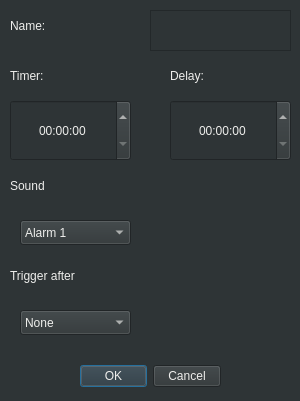
Before: the Qt Designer form Lab2/addtimerdialog.ui in JustTaya/uniProjects_secondYear, drawn with Qt 5.
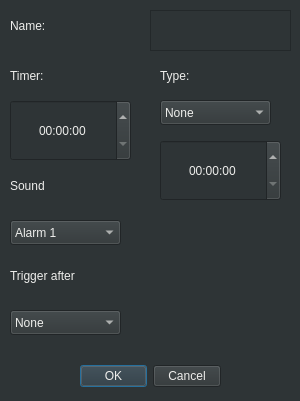
After: the same form once the commit is applied.

Commit message: Finished edit button for timers.

Diff of the .ui file:
```diff
--- a/Lab2/addtimerdialog.ui
+++ b/Lab2/addtimerdialog.ui
@@ -65,21 +65,21 @@
   <widget class="QLabel" name="label_2">
    <property name="geometry">
     <rect>
-     <x>170</x>
+     <x>160</x>
      <y>60</y>
      <width>111</width>
      <height>31</height>
     </rect>
    </property>
    <property name="text">
-    <string>Delay:</string>
+    <string>Type:</string>
    </property>
   </widget>
   <widget class="QTimeEdit" name="Delay">
    <property name="geometry">
     <rect>
-     <x>170</x>
-     <y>100</y>
+     <x>160</x>
+     <y>140</y>
      <width>121</width>
      <height>61</height>
     </rect>
@@ -94,7 +94,7 @@
   <widget class="QComboBox" name="Alarms">
    <property name="geometry">
     <rect>
-     <x>20</x>
+     <x>10</x>
      <y>220</y>
      <width>111</width>
      <height>25</height>
@@ -145,7 +145,7 @@
   <widget class="QComboBox" name="Timers">
    <property name="geometry">
     <rect>
-     <x>20</x>
+     <x>10</x>
      <y>310</y>
      <width>111</width>
      <height>25</height>
@@ -180,6 +180,31 @@
     </rect>
    </property>
   </widget>
+  <widget class="QComboBox" name="Type">
+   <property name="geometry">
+    <rect>
+     <x>160</x>
+     <y>100</y>
+     <width>111</width>
+     <height>25</height>
+    </rect>
+   </property>
+   <item>
+    <property name="text">
+     <string>None</string>
+    </property>
+   </item>
+   <item>
+    <property name="text">
+     <string>Delay for</string>
+    </property>
+   </item>
+   <item>
+    <property name="text">
+     <string>Play after time</string>
+    </property>
+   </item>
+  </widget>
  </widget>
  <resources/>
  <connections>
```
The commit also changes 6 other files.
